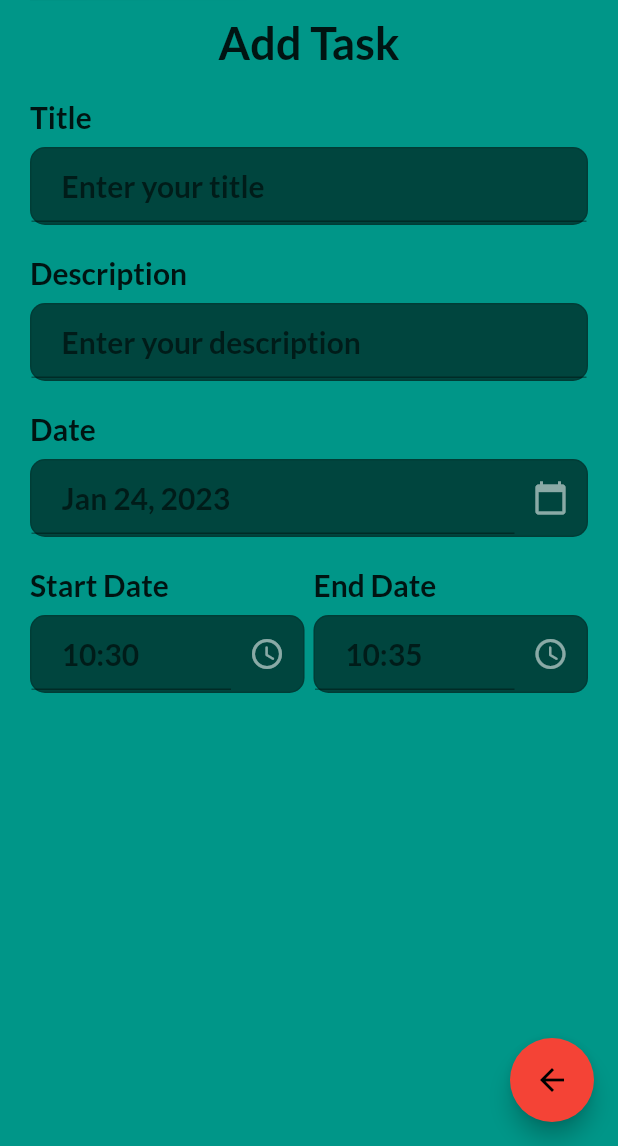
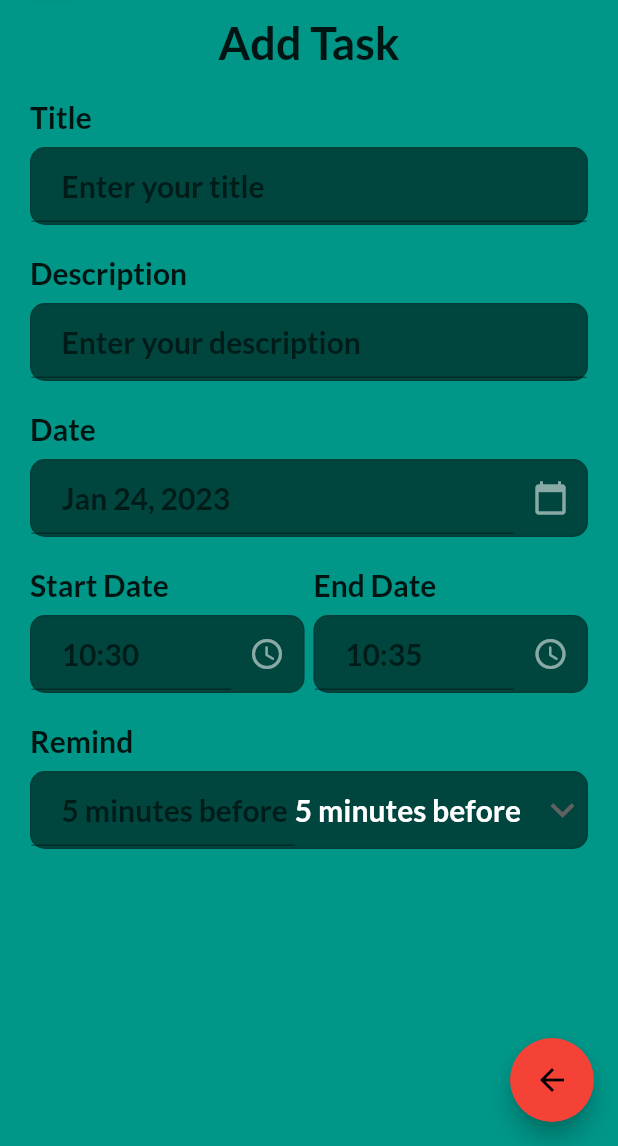
Before and after one commit to Angel-cuba/Full_Stack_Flutter, a Flutter app: the AddTaskBar screen opened directly, on a phone screen of 412 x 824 dp, the part 90-1236 px from its top. Run offline on Flutter 3.47's test engine with Material 2 defaults, Android fonts, the phone set to English and light mode, and no system bars; our stand-ins replace date_picker_timeline, flutter_local_notifications, google_fonts, shared_preferences, timezone; accounts and stored records are empty.

Commit message:
Add reminder input

```diff
--- a/lib/screens/add_task_bar.dart
+++ b/lib/screens/add_task_bar.dart
@@ -22,6 +22,9 @@ class _AddTaskBarState extends State<AddTaskBar> {
       .format(DateTime.now().add(const Duration(minutes: 5)))
       .toString();
   String _startTime = DateFormat("HH:mm").format(DateTime.now()).toString();
+
+  int _selectedReminder = 5;
+  final List<int> _reminderList = [5, 10, 15, 30, 60];
 
   @override
   Widget build(BuildContext context) {
@@ -127,7 +130,38 @@ class _AddTaskBarState extends State<AddTaskBar> {
                                   }),
                               controller: controller)),
                     ],
-                  )
+                  ),
+                  CustomInput(
+                    title: 'Remind',
+                    hint: "$_selectedReminder minutes before",
+                    controller: controller,
+                    widget: DropdownButton(
+                      value: _selectedReminder,
+                      icon: const Icon(Icons.keyboard_arrow_down),
+                      iconSize: 32,
+                      elevation: 6,
+                      style:
+                          theme.isDarkTheme ? lightTitleStyle : lightTitleStyle,
+                      underline: Container(
+                        height: 0,
+                      ),
+                      borderRadius: BorderRadius.circular(10),
+                      dropdownColor: theme.isDarkTheme
+                          ? Colors.black87
+                          : Colors.teal.shade700,
+                      items: _reminderList.map((int value) {
+                        return DropdownMenuItem<int>(
+                          value: value,
+                          child: Text('$value minutes before'),
+                        );
+                      }).toList(),
+                      onChanged: (int? value) {
+                        setState(() {
+                          _selectedReminder = value!;
+                        });
+                      },
+                    ),
+                  ),
                 ],
               ),
             )),
```
